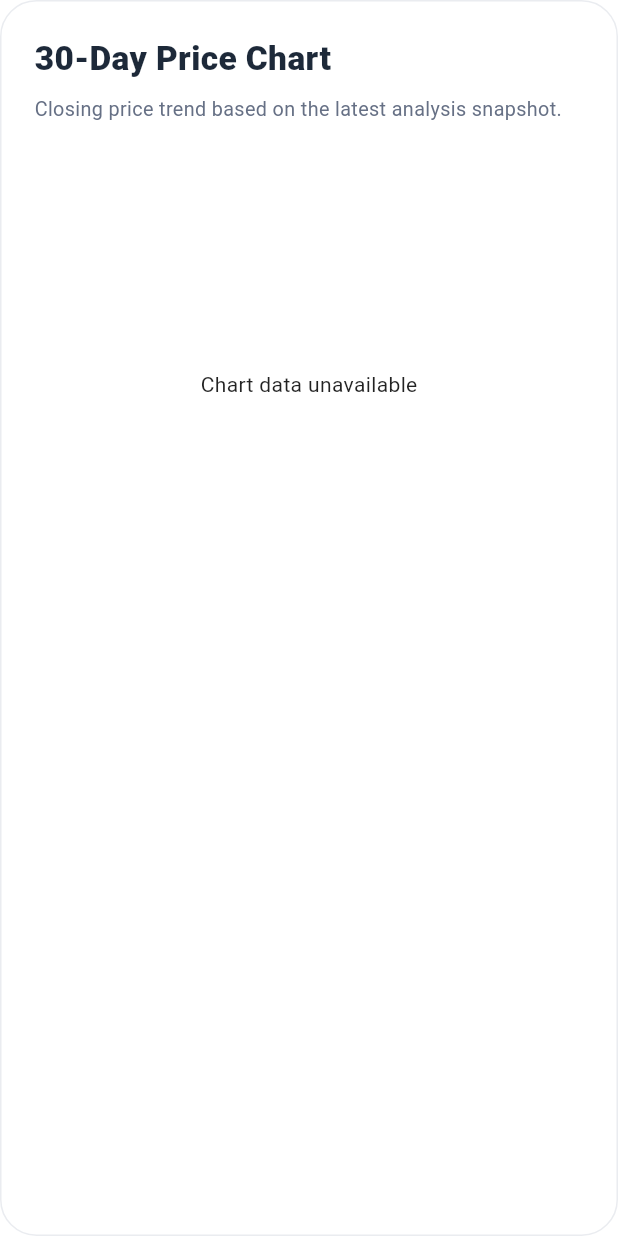
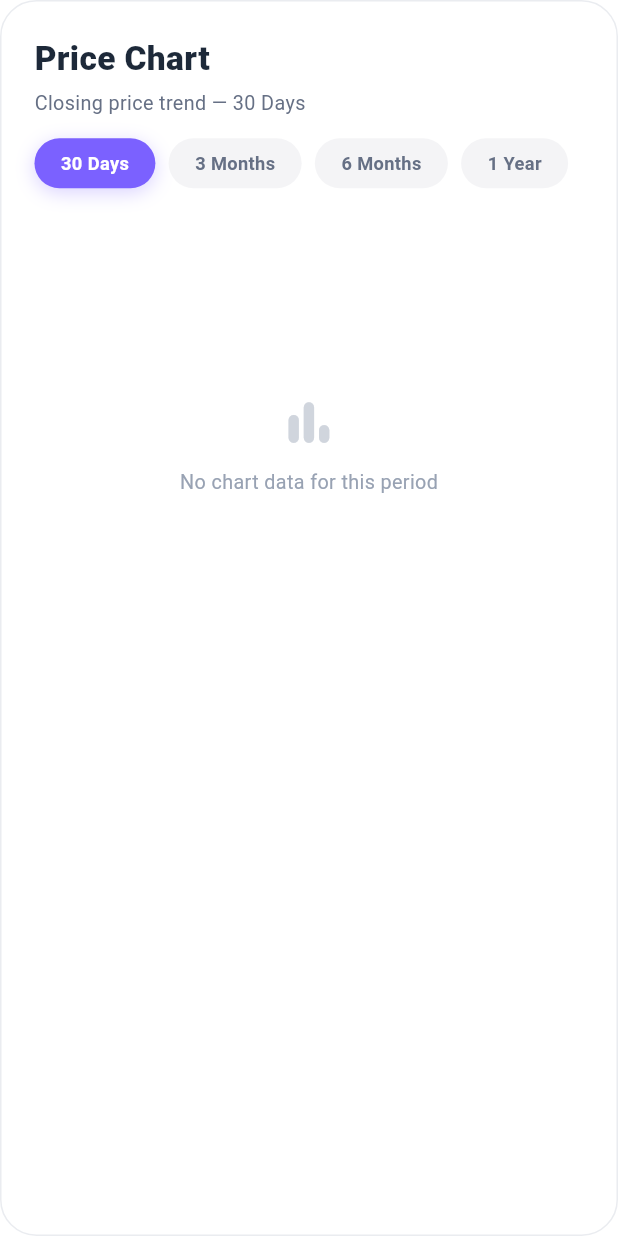
Before and after one commit to Md-sourov-hasan/saifsyn, a Flutter app: the _ChartCard widget shown alone on an empty page, opened directly with empty values, on a phone screen of 412 x 824 dp. Run offline on Flutter 3.47's test engine with Material 3 defaults, Android fonts, the light colour scheme and no system bars; our stand-ins replace fl_chart, flutter_screenutil, get, google_fonts, logger, lucide_icons and 2 more; missing offline and left inert: webview_flutter_android; accounts and stored records are empty; network calls fail; project files that could hold a hidden picture were left out.

Commit message:
feat: implement interactive price chart with selectable time durations and extended data support

```diff
--- a/lib/features/ai_analysis/controller/ai_analysis_controller.dart
+++ b/lib/features/ai_analysis/controller/ai_analysis_controller.dart
@@ -8,6 +8,8 @@ import 'package:saifsyn/features/ai_analysis/data/service/ai_company_analysis_se
 enum RiskType { all, low, medium }
 
 enum AnalysisLanguage { english, arabic }
+
+enum ChartDuration { days30, months3, months6, year1 }
 
 class AnalysisController extends GetxController {
   AnalysisController({CompanyAnalysisService? service})
@@ -31,6 +33,7 @@ class AnalysisController extends GetxController {
   final RxString _selectedHistoryId = ''.obs;
   final Rx<AnalysisLanguage> _language = AnalysisLanguage.english.obs;
   final selectedRisk = RiskType.all.obs;
+  final Rx<ChartDuration> selectedChartDuration = ChartDuration.days30.obs;
 
   bool get isBootstrapping => _isBootstrapping.value;
   bool get isSearching => _isSearching.value;
@@ -200,6 +203,10 @@ class AnalysisController extends GetxController {
     selectedRisk.value = risk;
   }
 
+  void changeChartDuration(ChartDuration duration) {
+    selectedChartDuration.value = duration;
+  }
+
   void clearError() {
     _errorMessage.value = '';
   }
--- a/lib/features/ai_analysis/data/model/ai_company_analysis_models.dart
+++ b/lib/features/ai_analysis/data/model/ai_company_analysis_models.dart
@@ -52,6 +52,9 @@ class StockSnapshot {
   final double? epsTtm;
   final double? peRatio;
   final List<ChartPoint> chart30d;
+  final List<ChartPoint> chart3m;
+  final List<ChartPoint> chart6m;
+  final List<ChartPoint> chart1y;
   final DateTime? lastUpdatedUtc;
 
   StockSnapshot({
@@ -72,6 +75,9 @@ class StockSnapshot {
     required this.epsTtm,
     required this.peRatio,
     required this.chart30d,
+    required this.chart3m,
+    required this.chart6m,
+    required this.chart1y,
     required this.lastUpdatedUtc,
   });
 
@@ -94,6 +100,18 @@ class StockSnapshot {
       epsTtm: _toDouble(json['eps_ttm']),
       peRatio: _toDouble(json['pe_ratio']),
       chart30d: (json['chart_30d'] as List<dynamic>? ?? <dynamic>[])
+          .whereType<Map<String, dynamic>>()
+          .map(ChartPoint.fromJson)
+          .toList(),
+      chart3m: (json['chart_3m'] as List<dynamic>? ?? <dynamic>[])
+          .whereType<Map<String, dynamic>>()
+          .map(ChartPoint.fromJson)
+          .toList(),
+      chart6m: (json['chart_6m'] as List<dynamic>? ?? <dynamic>[])
+          .whereType<Map<String, dynamic>>()
+          .map(ChartPoint.fromJson)
+          .toList(),
+      chart1y: (json['chart_1y'] as List<dynamic>? ?? <dynamic>[])
           .whereType<Map<String, dynamic>>()
           .map(ChartPoint.fromJson)
           .toList(),
--- a/lib/features/ai_analysis/widgets/ai_analysis_screen_widgets.dart
+++ b/lib/features/ai_analysis/widgets/ai_analysis_screen_widgets.dart
@@ -438,7 +438,11 @@ class AiAnalysisMainContent extends StatelessWidget {
             isMobile: isMobile,
           ),
           SizedBox(height: 16.h),
-          _ChartCard(snapshot: result.stockSnapshot!, isMobile: isMobile),
+          _ChartCard(
+            snapshot: result.stockSnapshot!,
+            isMobile: isMobile,
+            controller: controller,
+          ),
           SizedBox(height: 16.h),
         ],
         ...result.sections.map(
@@ -785,14 +789,57 @@ class _ChartCard extends StatelessWidget {
   const _ChartCard({
     required this.snapshot,
     required this.isMobile,
+    required this.controller,
   });
 
   final StockSnapshot snapshot;
   final bool isMobile;
+  final AnalysisController controller;
+
+  List<ChartPoint> _pointsForDuration(ChartDuration duration) {
+    switch (duration) {
+      case ChartDuration.days30:
+        return snapshot.chart30d;
+      case ChartDuration.months3:
+        return snapshot.chart3m;
+      case ChartDuration.months6:
+        return snapshot.chart6m;
+      case ChartDuration.year1:
+        return snapshot.chart1y;
+    }
+  }
+
+  String _labelForDuration(ChartDuration duration) {
+    switch (duration) {
+      case ChartDuration.days30:
+        return '30 Days';
+      case ChartDuration.months3:
+        return '3 Months';
+      case ChartDuration.months6:
+        return '6 Months';
+      case ChartDuration.year1:
+        return '1 Year';
+    }
+  }
+
+  String _dateFormatForDuration(ChartDuration duration) {
+    switch (duration) {
+      case ChartDuration.days30:
+        return 'MMM d';
+      case ChartDuration.months3:
+        return 'MMM d';
+      case ChartDuration.months6:
+        return 'MMM yy';
+      case ChartDuration.year1:
+        return 'MMM yy';
+    }
+  }
 
   @override
   Widget build(BuildContext context) {
-    final points = snapshot.chart30d;
+    return Obx(() {
+      final duration = controller.selectedChartDuration.value;
+      final points = _pointsForDuration(duration);
       final labels = _labelIndexes(points.length);
       final minY = points.isEmpty
           ? 0.0
@@ -811,27 +858,107 @@ class _ChartCard extends StatelessWidget {
         child: Column(
           crossAxisAlignment: CrossAxisAlignment.start,
           children: [
-          Text(
-            '30-Day Price Chart',
+            Row(
+              children: [
+                Expanded(
+                  child: Column(
+                    crossAxisAlignment: CrossAxisAlignment.start,
+                    children: [
+                      Text(
+                        'Price Chart',
                         style: TextStyle(
                           fontSize: isMobile ? 18.sp : 22.sp,
                           fontWeight: FontWeight.w800,
                           color: const Color(0xFF1D2939),
                         ),
                       ),
-          SizedBox(height: 8.h),
-          Text(
-            'Closing price trend based on the latest analysis snapshot.',
+                      SizedBox(height: 4.h),
+                      Text(
+                        'Closing price trend — ${_labelForDuration(duration)}',
                         style: TextStyle(
                           fontSize: 13.sp,
                           color: const Color(0xFF667085),
                         ),
                       ),
-          SizedBox(height: 22.h),
+                    ],
+                  ),
+                ),
+              ],
+            ),
+            SizedBox(height: 14.h),
+            // Period toggle bar
+            SingleChildScrollView(
+              scrollDirection: Axis.horizontal,
+              child: Row(
+                children: ChartDuration.values.map((d) {
+                  final isSelected = duration == d;
+                  return Padding(
+                    padding: EdgeInsets.only(right: 8.w),
+                    child: GestureDetector(
+                      onTap: () => controller.changeChartDuration(d),
+                      child: AnimatedContainer(
+                        duration: const Duration(milliseconds: 200),
+                        curve: Curves.easeInOut,
+                        padding: EdgeInsets.symmetric(
+                          horizontal: isMobile ? 14.w : 16.w,
+                          vertical: isMobile ? 7.h : 8.h,
+                        ),
+                        decoration: BoxDecoration(
+                          color: isSelected
+                              ? const Color(0xFF7B61FF)
+                              : const Color(0xFFF4F4F6),
+                          borderRadius: BorderRadius.circular(50.r),
+                          boxShadow: isSelected
+                              ? [
+                                  BoxShadow(
+                                    color: const Color(0xFF7B61FF)
+                                        .withValues(alpha: 0.28),
+                                    blurRadius: 10,
+                                    offset: const Offset(0, 3),
+                                  ),
+                                ]
+                              : [],
+                        ),
+                        child: Text(
+                          _labelForDuration(d),
+                          style: TextStyle(
+                            fontSize: isMobile ? 11.sp : 12.sp,
+                            fontWeight: FontWeight.w700,
+                            color: isSelected
+                                ? Colors.white
+                                : const Color(0xFF667085),
+                          ),
+                        ),
+                      ),
+                    ),
+                  );
+                }).toList(),
+              ),
+            ),
+            SizedBox(height: 18.h),
             SizedBox(
               height: isMobile ? 240.h : 300.h,
               child: points.isEmpty
-                ? const Center(child: Text('Chart data unavailable'))
+                  ? Center(
+                      child: Column(
+                        mainAxisAlignment: MainAxisAlignment.center,
+                        children: [
+                          Icon(
+                            Icons.bar_chart_rounded,
+                            size: 40.sp,
+                            color: const Color(0xFFD0D5DD),
+                          ),
+                          SizedBox(height: 10.h),
+                          Text(
+                            'No chart data for this period',
+                            style: TextStyle(
+                              fontSize: 13.sp,
+                              color: const Color(0xFF98A2B3),
+                            ),
+                          ),
+                        ],
+                      ),
+                    )
                   : LineChart(
                       LineChartData(
                         minY: minY,
@@ -882,14 +1009,14 @@ class _ChartCard extends StatelessWidget {
                                     index >= points.length) {
                                   return const SizedBox.shrink();
                                 }
-
                                 final date = points[index].timestampUtc;
                                 return Padding(
                                   padding: EdgeInsets.only(top: 8.h),
                                   child: Text(
                                     date == null
                                         ? ''
-                                      : DateFormat('MMM d')
+                                        : DateFormat(
+                                                _dateFormatForDuration(duration))
                                             .format(date.toLocal()),
                                     style: TextStyle(
                                       color: const Color(0xFF98A2B3),
@@ -938,7 +1065,7 @@ class _ChartCard extends StatelessWidget {
                           LineChartBarData(
                             isCurved: true,
                             barWidth: 3.2,
-                          color: const Color(0xFF1D2DB5),
+                            color: const Color(0xFF7B61FF),
                             dotData: const FlDotData(show: false),
                             belowBarData: BarAreaData(
                               show: true,
@@ -946,8 +1073,10 @@ class _ChartCard extends StatelessWidget {
                                 begin: Alignment.topCenter,
                                 end: Alignment.bottomCenter,
                                 colors: [
-                                const Color(0xFF1D2DB5).withValues(alpha: 0.18),
-                                const Color(0xFF1D2DB5).withValues(alpha: 0.01),
+                                  const Color(0xFF7B61FF)
+                                      .withValues(alpha: 0.18),
+                                  const Color(0xFF7B61FF)
+                                      .withValues(alpha: 0.01),
                                 ],
                               ),
                             ),
@@ -963,6 +1092,7 @@ class _ChartCard extends StatelessWidget {
           ],
         ),
       );
+    });
   }
 }
 
```
Lines whose indentation alone changed are shown as unchanged.
